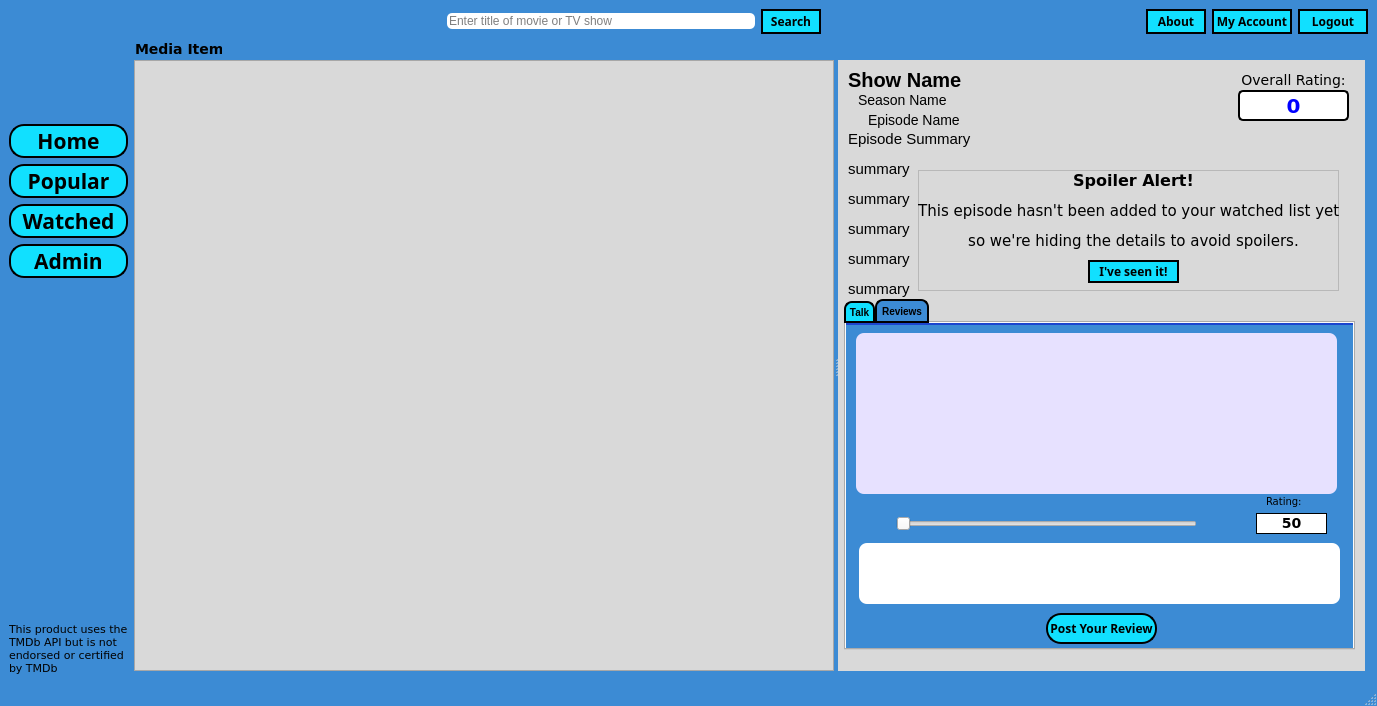
Old version of the form PlotTalk/Forms/dashboard.ui in the repository allanhaywood/CS441.
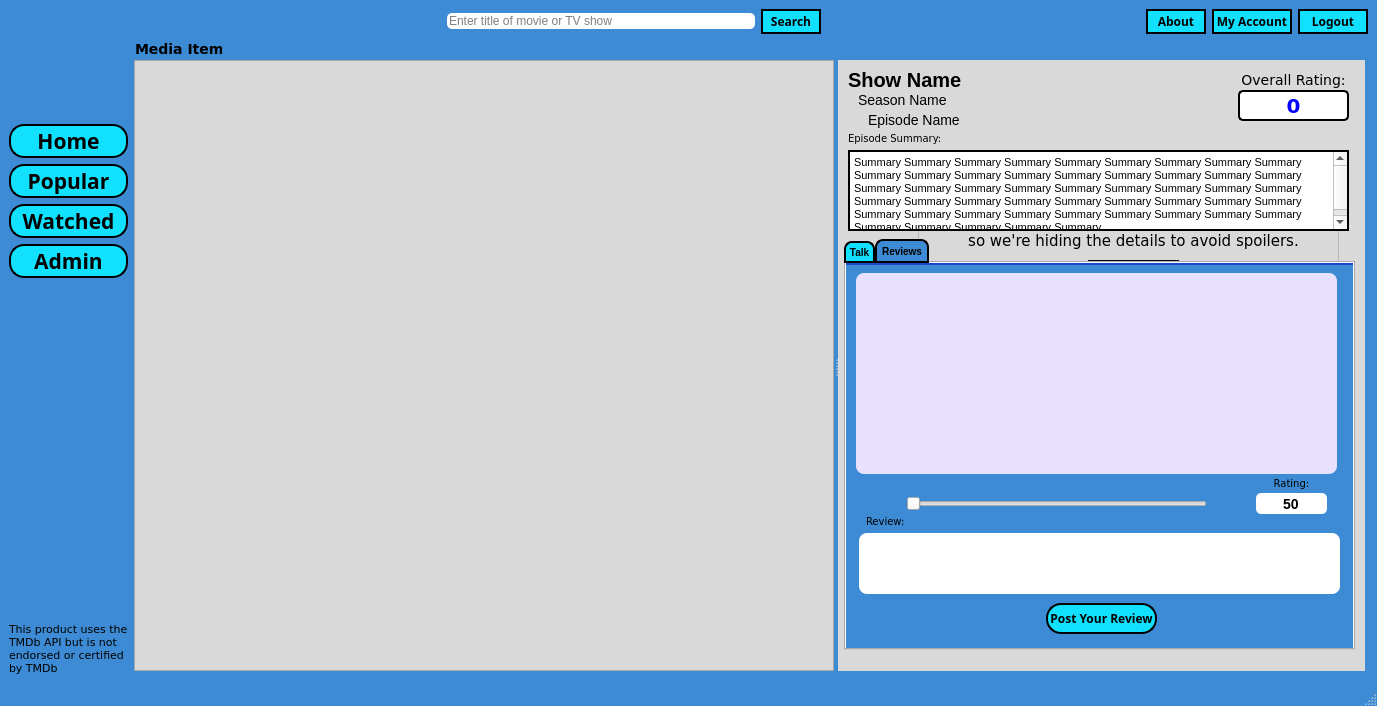
New version of the form. The open tabs and pages were chosen to show the change. Icons and pictures are not drawn.

Commit message: Changed episode summary to textedit, resized it and comment tab, so comment tab can be bigger. Also made it so ratings can be typed into text box in addition to being set with slider.

```diff
--- a/PlotTalk/Forms/dashboard.ui
+++ b/PlotTalk/Forms/dashboard.ui
@@ -104,9 +104,23 @@
 font: normal
 }
 
+#episodeSummaryLabel {
+font: normal;
+font-size: 10px;
+}
+
 #episodeSummary {
 font-family: tahoma;
 font-size: 12px;
+font: normal;
+background: white;
+border-style: solid;
+border-width: 1.5px;
+border-color: black;
+}
+
+#commentBoxLabel, #reviewCommentBoxLabel {
+font-size: 10px;
 font: normal
 }
 
@@ -131,6 +145,8 @@
 
 #ratingNumber {
 background-color: white;
+font-size: 14px;
+font: bold;
 }
 
 QTableWidget {
@@ -966,33 +982,16 @@
               <string>I've seen it!</string>
              </property>
             </widget>
-           </widget>
-           <widget class="QLabel" name="episodeSummary">
-            <property name="geometry">
-             <rect>
-              <x>10</x>
-              <y>70</y>
-              <width>501</width>
-              <height>171</height>
-             </rect>
-            </property>
-            <property name="text">
-             <string>&lt;html&gt;&lt;head/&gt;&lt;body&gt;&lt;p&gt;&lt;span style=&quot; font-size:11pt;&quot;&gt;Episode Summary&lt;/span&gt;&lt;/p&gt;&lt;p&gt;&lt;span style=&quot; font-size:11pt;&quot;&gt;summary &lt;/span&gt;&lt;/p&gt;&lt;p&gt;&lt;span style=&quot; font-size:11pt;&quot;&gt;summary&lt;/span&gt;&lt;/p&gt;&lt;p&gt;&lt;span style=&quot; font-size:11pt;&quot;&gt;summary&lt;/span&gt;&lt;/p&gt;&lt;p&gt;&lt;span style=&quot; font-size:11pt;&quot;&gt;summary&lt;/span&gt;&lt;/p&gt;&lt;p&gt;&lt;span style=&quot; font-size:11pt;&quot;&gt;summary&lt;/span&gt;&lt;/p&gt;&lt;/body&gt;&lt;/html&gt;</string>
-            </property>
-            <property name="alignment">
-             <set>Qt::AlignLeading|Qt::AlignLeft|Qt::AlignTop</set>
-            </property>
-            <property name="wordWrap">
-             <bool>true</bool>
-            </property>
+            <zorder>watchedConfirmButton</zorder>
+            <zorder>watchedWarning</zorder>
            </widget>
            <widget class="QTabWidget" name="commentTabWidget">
             <property name="geometry">
              <rect>
               <x>6</x>
-              <y>239</y>
+              <y>179</y>
               <width>511</width>
-              <height>351</height>
+              <height>411</height>
              </rect>
             </property>
             <property name="styleSheet">
@@ -1052,7 +1051,7 @@
               <property name="geometry">
                <rect>
                 <x>200</x>
-                <y>290</y>
+                <y>340</y>
                 <width>111</width>
                 <height>31</height>
                </rect>
@@ -1065,7 +1064,7 @@
               <property name="geometry">
                <rect>
                 <x>13</x>
-                <y>220</y>
+                <y>270</y>
                 <width>481</width>
                 <height>61</height>
                </rect>
@@ -1074,8 +1073,8 @@
              <widget class="QSlider" name="ratingMeter">
               <property name="geometry">
                <rect>
-                <x>50</x>
-                <y>190</y>
+                <x>60</x>
+                <y>230</y>
                 <width>301</width>
                 <height>22</height>
                </rect>
@@ -1090,7 +1089,7 @@
                 <x>10</x>
                 <y>10</y>
                 <width>481</width>
-                <height>161</height>
+                <height>201</height>
                </rect>
               </property>
               <property name="editTriggers">
@@ -1100,8 +1099,8 @@
              <widget class="QLabel" name="thumbsUpIcon">
               <property name="geometry">
                <rect>
-                <x>360</x>
-                <y>180</y>
+                <x>370</x>
+                <y>220</y>
                 <width>31</width>
                 <height>31</height>
                </rect>
@@ -1113,30 +1112,11 @@
                <pixmap resource="../Resources/resources.qrc">:/images/Images/thumbs_up.png</pixmap>
               </property>
              </widget>
-             <widget class="QLabel" name="ratingNumber">
-              <property name="geometry">
-               <rect>
-                <x>410</x>
-                <y>190</y>
-                <width>71</width>
-                <height>21</height>
-               </rect>
-              </property>
-              <property name="frameShape">
-               <enum>QFrame::Box</enum>
-              </property>
-              <property name="text">
-               <string>50</string>
-              </property>
-              <property name="alignment">
-               <set>Qt::AlignCenter</set>
-              </property>
-             </widget>
              <widget class="QLabel" name="thumbsDownIcon">
               <property name="geometry">
                <rect>
-                <x>10</x>
-                <y>180</y>
+                <x>20</x>
+                <y>220</y>
                 <width>31</width>
                 <height>41</height>
                </rect>
@@ -1151,10 +1131,10 @@
              <widget class="QLabel" name="ratingLabel">
               <property name="geometry">
                <rect>
-                <x>420</x>
-                <y>170</y>
-                <width>41</width>
-                <height>16</height>
+                <x>410</x>
+                <y>210</y>
+                <width>71</width>
+                <height>20</height>
                </rect>
               </property>
               <property name="font">
@@ -1169,6 +1149,38 @@
               <property name="text">
                <string>Rating:</string>
               </property>
+              <property name="alignment">
+               <set>Qt::AlignCenter</set>
+              </property>
+             </widget>
+             <widget class="QLabel" name="reviewCommentBoxLabel">
+              <property name="geometry">
+               <rect>
+                <x>20</x>
+                <y>250</y>
+                <width>51</width>
+                <height>16</height>
+               </rect>
+              </property>
+              <property name="text">
+               <string>Review:</string>
+              </property>
+             </widget>
+             <widget class="QLineEdit" name="ratingNumber">
+              <property name="geometry">
+               <rect>
+                <x>410</x>
+                <y>230</y>
+                <width>71</width>
+                <height>21</height>
+               </rect>
+              </property>
+              <property name="text">
+               <string>50</string>
+              </property>
+              <property name="alignment">
+               <set>Qt::AlignCenter</set>
+              </property>
              </widget>
             </widget>
            </widget>
@@ -1219,6 +1231,39 @@
              <set>Qt::AlignCenter</set>
             </property>
            </widget>
+           <widget class="QTextEdit" name="episodeSummary">
+            <property name="geometry">
+             <rect>
+              <x>10</x>
+              <y>90</y>
+              <width>501</width>
+              <height>81</height>
+             </rect>
+            </property>
+            <property name="readOnly">
+             <bool>true</bool>
+            </property>
+            <property name="html">
+             <string>&lt;!DOCTYPE HTML PUBLIC &quot;-//W3C//DTD HTML 4.0//EN&quot; &quot;http://www.w3.org/TR/REC-html40/strict.dtd&quot;&gt;
+&lt;html&gt;&lt;head&gt;&lt;meta name=&quot;qrichtext&quot; content=&quot;1&quot; /&gt;&lt;style type=&quot;text/css&quot;&gt;
+p, li { white-space: pre-wrap; }
+&lt;/style&gt;&lt;/head&gt;&lt;body style=&quot; font-family:'tahoma'; font-size:12px; font-weight:400; font-style:normal;&quot;&gt;
+&lt;p style=&quot; margin-top:0px; margin-bottom:0px; margin-left:0px; margin-right:0px; -qt-block-indent:0; text-indent:0px;&quot;&gt;&lt;span style=&quot; font-family:'MS Shell Dlg 2'; font-size:8.25pt;&quot;&gt;Summary Summary Summary Summary Summary Summary Summary Summary Summary Summary Summary Summary Summary Summary Summary Summary Summary Summary Summary Summary Summary Summary Summary Summary Summary Summary Summary Summary Summary Summary Summary Summary Summary Summary Summary Summary Summary Summary Summary Summary Summary Summary Summary Summary Summary Summary Summary Summary Summary Summary&lt;/span&gt;&lt;/p&gt;&lt;/body&gt;&lt;/html&gt;</string>
+            </property>
+           </widget>
+           <widget class="QLabel" name="episodeSummaryLabel">
+            <property name="geometry">
+             <rect>
+              <x>10</x>
+              <y>70</y>
+              <width>151</width>
+              <height>16</height>
+             </rect>
+            </property>
+            <property name="text">
+             <string>Episode Summary:</string>
+            </property>
+           </widget>
           </widget>
          </widget>
         </widget>
```
Left out of the diff: 21 changed lines with no effect on the pictures. The commit also changes 2 other files.
